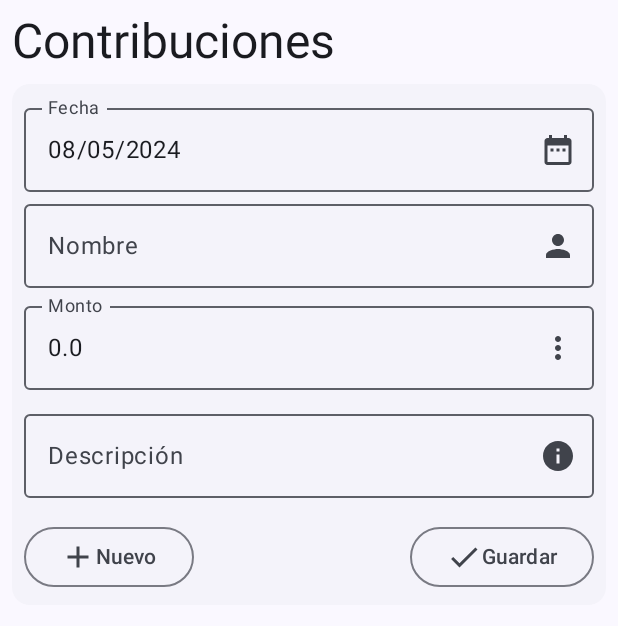
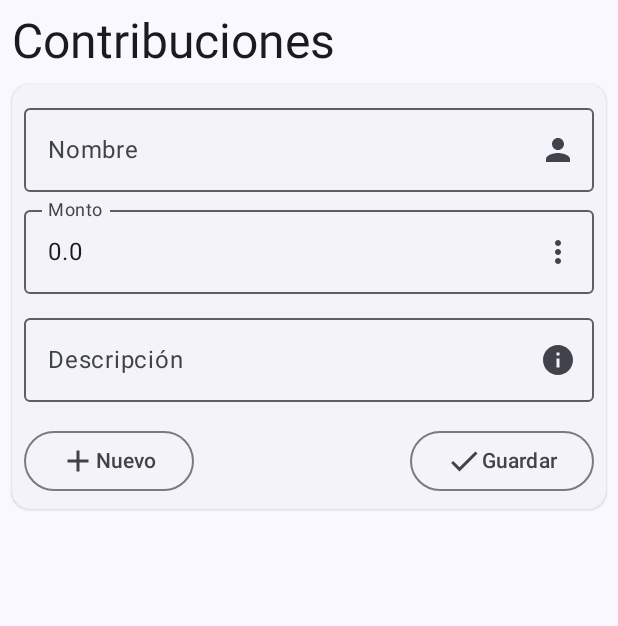
Before and after one commit to Stronauta/KnowContributionsAP2, an Android app built with Jetpack Compose: the screen it shows after launch (MainActivity), on a phone screen of 412 x 824 dp. Shown: the top 626 px of the screen. Run offline under Robolectric (Android 15) with nearby library versions, the phone set to English and light mode, and no system bars; our stand-ins replace Room's generated code.

Commit message:
Arreglando los problemas con la fecha

```diff
--- a/app/src/main/java/com/example/knowcontributionsap2/MainActivity.kt
+++ b/app/src/main/java/com/example/knowcontributionsap2/MainActivity.kt
@@ -23,7 +23,6 @@ import androidx.compose.foundation.layout.height
 import androidx.compose.foundation.text.KeyboardOptions
 import androidx.compose.material.icons.Icons
 import androidx.compose.material.icons.filled.Add
-import androidx.compose.material.icons.filled.DateRange
 import androidx.compose.material.icons.filled.Done
 import androidx.compose.material.icons.filled.Info
 import androidx.compose.material.icons.filled.MoreVert
@@ -53,7 +52,8 @@ import java.util.Date
 
 import androidx.compose.runtime.remember
 import java.text.SimpleDateFormat
-import java.util.*
+import java.util.Locale
+
 
 class MainActivity : ComponentActivity() {
     private lateinit var contributionDb: ContributionDb
@@ -91,16 +91,16 @@ class MainActivity : ComponentActivity() {
                         var monto by remember { mutableDoubleStateOf(0.0) }
                         var descripcion by remember { mutableStateOf("") }
 
+                        val dateFormat = SimpleDateFormat("EEE MMM dd yyyy HH:mm:ss ", Locale.getDefault())
+                        val fechaFormateada = dateFormat.format(Date())
+
+
                         val context = LocalContext.current
 
                         fun validateInput(): Boolean {
                             return nombre.isNotEmpty() && monto > 0.0 && descripcion.isNotEmpty()
                         }
 
-                        fun getCurrentDate(): String {
-                            val sdf = SimpleDateFormat("dd/MM/yyyy", Locale.getDefault())
-                            return sdf.format(Date())
-                        }
 
                         ElevatedCard(
                             modifier = Modifier.fillMaxWidth()
@@ -109,28 +109,12 @@ class MainActivity : ComponentActivity() {
                                 modifier = Modifier.padding(8.dp)
                             ) {
 
-                                var currentDate = remember { mutableStateOf(getCurrentDate()) }
-
-                                OutlinedTextField(
-                                    value = currentDate.value,
-                                    onValueChange = {},
-                                    label = { Text("Fecha") },
-                                    modifier = Modifier.fillMaxWidth(),
-                                    trailingIcon = {
-                                        Icon(
-                                            imageVector = Icons.Default.DateRange,
-                                            contentDescription = "Date"
-                                        )
-                                    },
-                                    readOnly = true
-                                )
-
                                 OutlinedTextField(
                                     maxLines = 1,
                                     label = { Text("Nombre") },
                                     value = nombre,
-                                    onValueChange = { newValue ->
-                                        val filtrarName = newValue.take(30).filter { it.isLetter() || it.isWhitespace() }
+                                    onValueChange = { name ->
+                                        val filtrarName = name.take(30).filter { it.isLetter() || it.isWhitespace() }
                                         nombre = filtrarName
                                     },
                                     modifier = Modifier.fillMaxWidth(),
@@ -212,7 +196,7 @@ class MainActivity : ComponentActivity() {
                                                         nombre = nombre,
                                                         monto = monto,
                                                         descripcion = descripcion,
-                                                        fecha = Date().toString()
+                                                        fecha = fechaFormateada
                                                     )
                                                 )
                                                 contributionsIds = ""
--- a/app/src/main/java/com/example/knowcontributionsap2/data/local/entities/ContributionsEntity.kt
+++ b/app/src/main/java/com/example/knowcontributionsap2/data/local/entities/ContributionsEntity.kt
@@ -2,7 +2,6 @@ package com.example.knowcontributionsap2.data.local.entities
 
 import androidx.room.Entity
 import androidx.room.PrimaryKey
-import java.util.Date
 
 @Entity(tableName = "Contributions")
 data class ContributionsEntity(
```
Also changed, not shown: app/src/main/java/com/example/knowcontributionsap2/presentation/ContributionListScreen.kt (+32 -14 lines).
